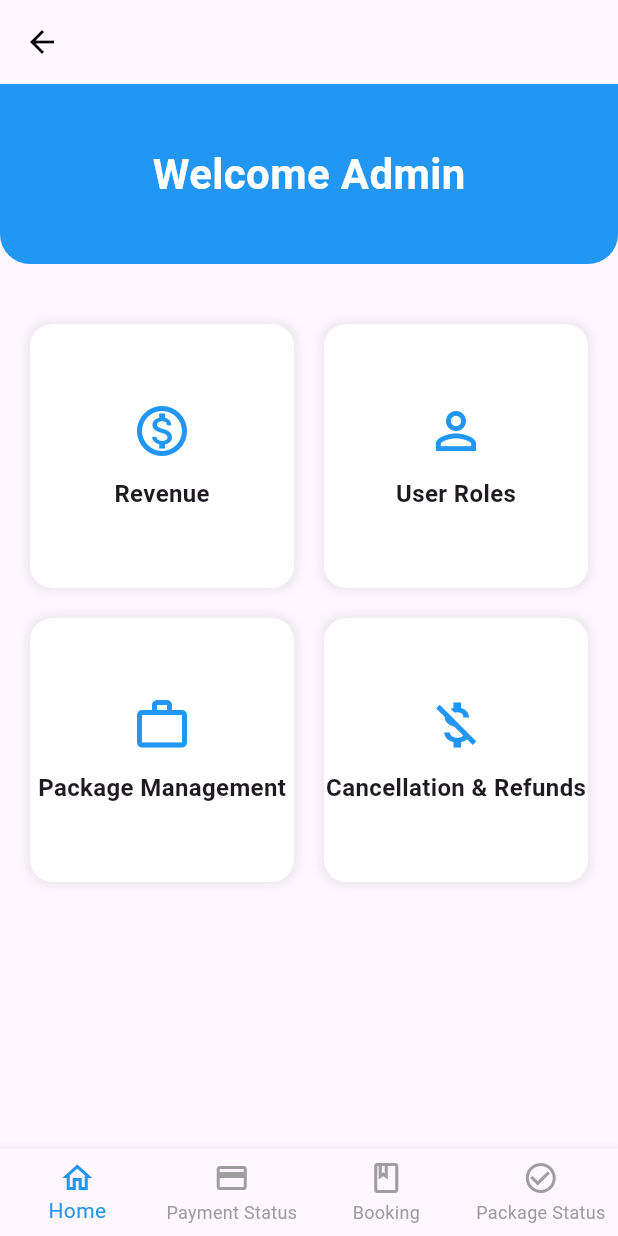
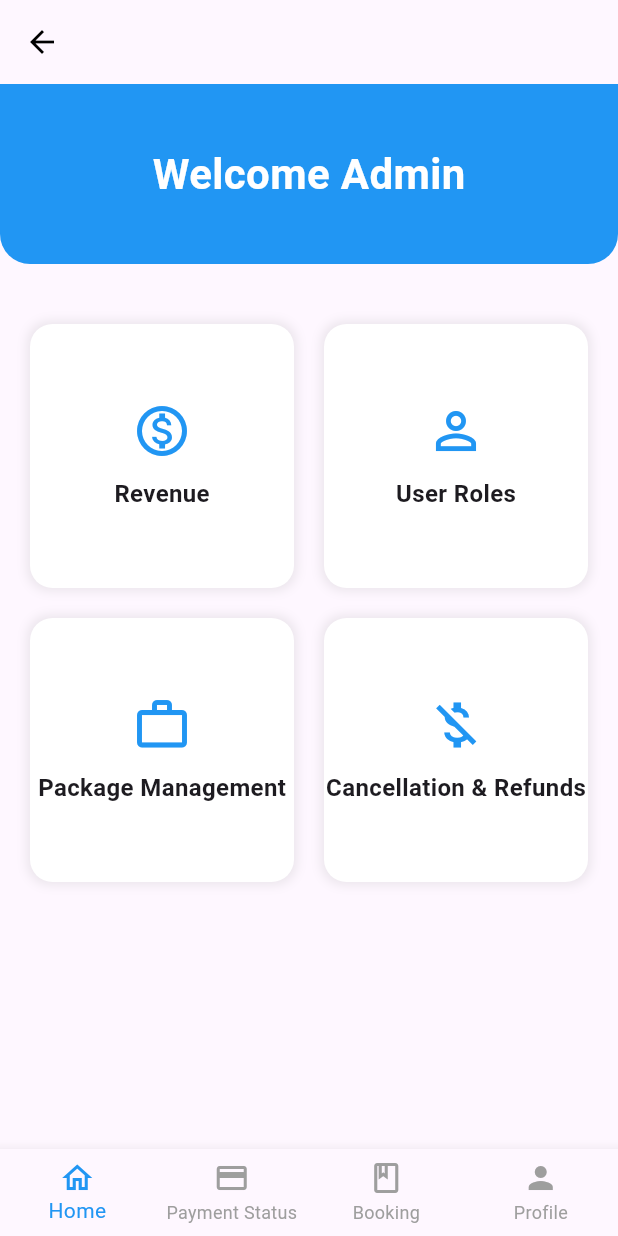
Before and after one commit to Dhruvichavda02/travenour, a Flutter app: the screen it shows after launch, item 2 of the bottom bar chosen, after a tap on the "arrow back" icon, on a phone screen of 412 x 824 dp. Run offline on Flutter 3.47's test engine with Material 3 defaults, Android fonts, the light colour scheme and no system bars; our stand-ins replace fl_chart.

Commit message:
Updated admin_dashboard.dart with new features

```diff
--- a/lib/admin/admin_dashboard.dart
+++ b/lib/admin/admin_dashboard.dart
@@ -1,4 +1,5 @@
 import 'package:flutter/material.dart';
+import 'package:travenour_app/admin/add_admin.dart';
 import 'booking_details.dart';
 import 'cancel_refund_screen.dart';
 
@@ -40,7 +41,7 @@ class AdminDashboard extends StatelessWidget {
         '/refunds_cancel': (context) => RefundsPage(), // Ensure RefundsPage is defined
         '/paymentStatus': (context) => PaymentStatusScreen(),
         '/bookingDetails': (context) => BookingDetailsScreen(),
-        '/packageDetails': (context) => PackageDetailsScreen(),
+        '/AddAdmin': (context) => EditProfileScreen(),
       },
     );
   }
@@ -155,7 +156,7 @@ class BottomNavBar extends StatelessWidget {
         BottomNavigationBarItem(icon: Icon(Icons.home_outlined), label: 'Home'),
         BottomNavigationBarItem(icon: Icon(Icons.payment_outlined), label: 'Payment Status'),
         BottomNavigationBarItem(icon: Icon(Icons.book_outlined), label: 'Booking'),
-        BottomNavigationBarItem(icon: Icon(Icons.check_circle_outline), label: 'Package Status'),
+        BottomNavigationBarItem(icon: Icon(Icons.person), label: 'Profile'),
       ],
       selectedItemColor: Colors.blue,
       unselectedItemColor: Colors.grey,
@@ -171,7 +172,7 @@ class BottomNavBar extends StatelessWidget {
             Navigator.pushNamed(context, '/bookingDetails');
             break;
           case 3:
-            Navigator.pushNamed(context, '/packageDetails');
+            Navigator.pushNamed(context, '/AddAdmin');
             break;
         }
       },
```
